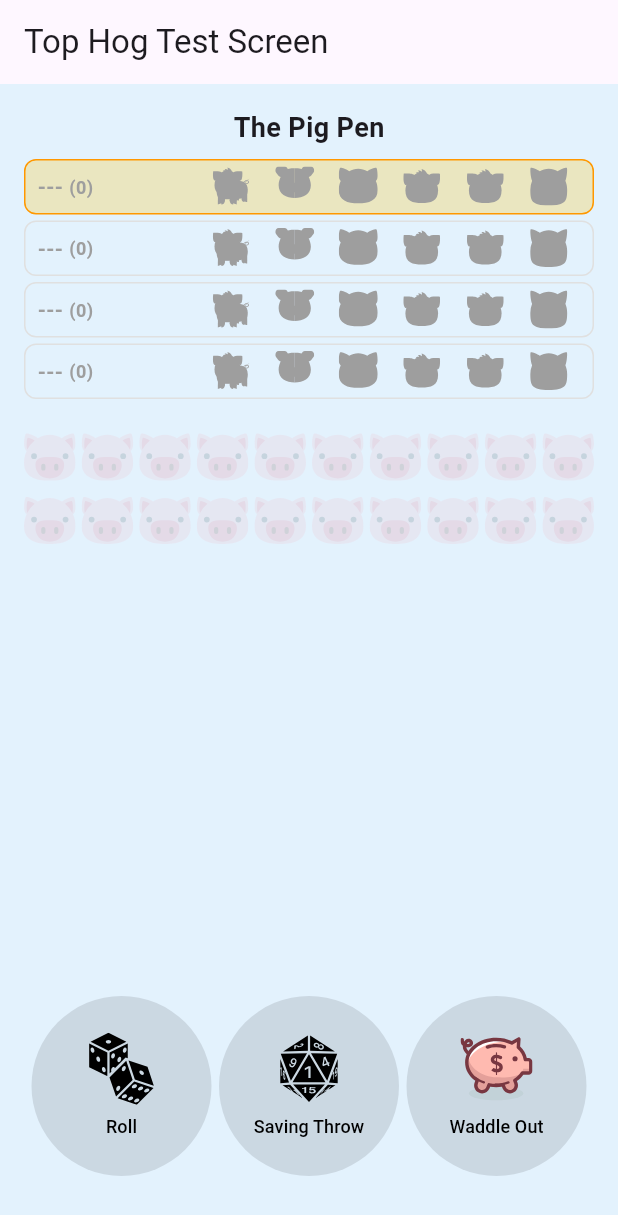
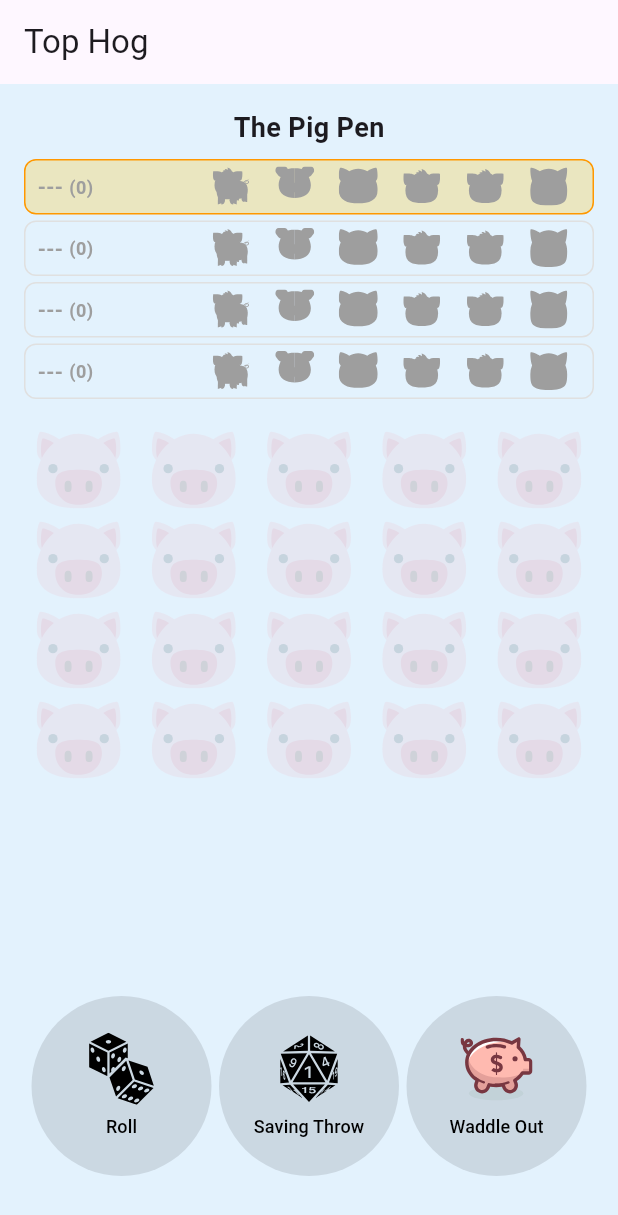
Before and after one commit to jeffhearn71-gif/top_hog_app, a Flutter app: the GameTestScreen screen opened directly with empty values, on a phone screen of 412 x 824 dp. Shown: the top 1215 px of the screen. Run offline on Flutter 3.47's test engine with Material 3 defaults, Android fonts, the phone set to English and light mode, and no system bars; our stand-ins replace audioplayers, flutter_svg.

Commit message:
TestFlight Build for 4x5 Grid change

```diff
--- a/lib/presentation/screens/game_test_screen.dart
+++ b/lib/presentation/screens/game_test_screen.dart
@@ -322,7 +322,7 @@ class _GameTestScreenState extends State<GameTestScreen> {
 
     return Scaffold(
       backgroundColor: const Color(0xFFE3F2FD), // ✅ pale blue
-      appBar: AppBar(title: const Text('Top Hog Test Screen')),
+      appBar: AppBar(title: const Text('Top Hog')),
       body: Stack(
         children: [
           Padding(
@@ -487,10 +487,10 @@ class _GameTestScreenState extends State<GameTestScreen> {
                     padding: const EdgeInsets.symmetric(vertical: 2),
                     gridDelegate:
                         const SliverGridDelegateWithFixedCrossAxisCount(
-                          crossAxisCount: 10,
+                          crossAxisCount: 5,
                           mainAxisSpacing: 4,
                           crossAxisSpacing: 4,
-                          childAspectRatio: 0.9,
+                          childAspectRatio: 1.3,
                         ),
                     itemCount: 20,
                     itemBuilder: (context, index) {
@@ -507,8 +507,8 @@ class _GameTestScreenState extends State<GameTestScreen> {
                             opacity: 0.15,
                             child: SvgPicture.asset(
                               'assets/icons/pig.svg',
-                              width: 52,
-                              height: 52,
+                              width: 76,
+                              height: 76,
                             ),
                           ),
                         );
@@ -527,8 +527,8 @@ class _GameTestScreenState extends State<GameTestScreen> {
                             ),
                             child: SvgPicture.asset(
                               'assets/icons/pig.svg',
-                              width: 52,
-                              height: 52,
+                              width: 76,
+                              height: 76,
                             ),
                           ),
                         );
@@ -538,8 +538,8 @@ class _GameTestScreenState extends State<GameTestScreen> {
                       return Center(
                         child: SvgPicture.asset(
                           'assets/icons/pig.svg',
-                          width: 52,
-                          height: 52,
+                          width: 76,
+                          height: 76,
                         ),
                       );
                     },
@@ -1311,7 +1311,7 @@ class _GameTestScreenState extends State<GameTestScreen> {
           if (_currentOverlayKind() != OverlayKind.none &&
               _currentOverlayKind() != OverlayKind.gameWin)
             Align(
-              alignment: const Alignment(0, -0.35),
+              alignment: const Alignment(0, -0.15),
               child: Column(
                 mainAxisSize: MainAxisSize.min,
                 children: [
--- a/pubspec.yaml
+++ b/pubspec.yaml
@@ -16,7 +16,7 @@ publish_to: 'none' # Remove this line if you wish to publish to pub.dev
 # https://developer.apple.com/library/archive/documentation/General/Reference/InfoPlistKeyReference/Articles/CoreFoundationKeys.html
 # In Windows, build-name is used as the major, minor, and patch parts
 # of the product and file versions while build-number is used as the build suffix.
-version: 1.0.0+2
+version: 1.0.0+3
 
 environment:
   sdk: ^3.11.5
```
